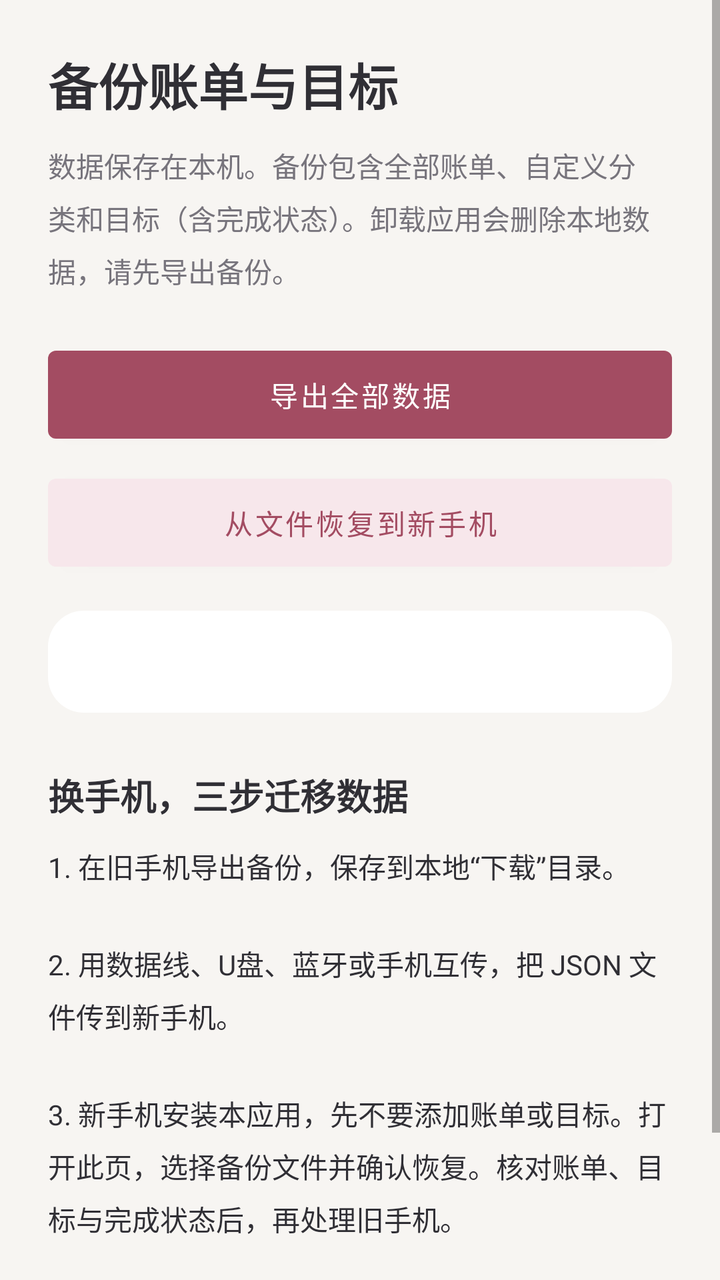
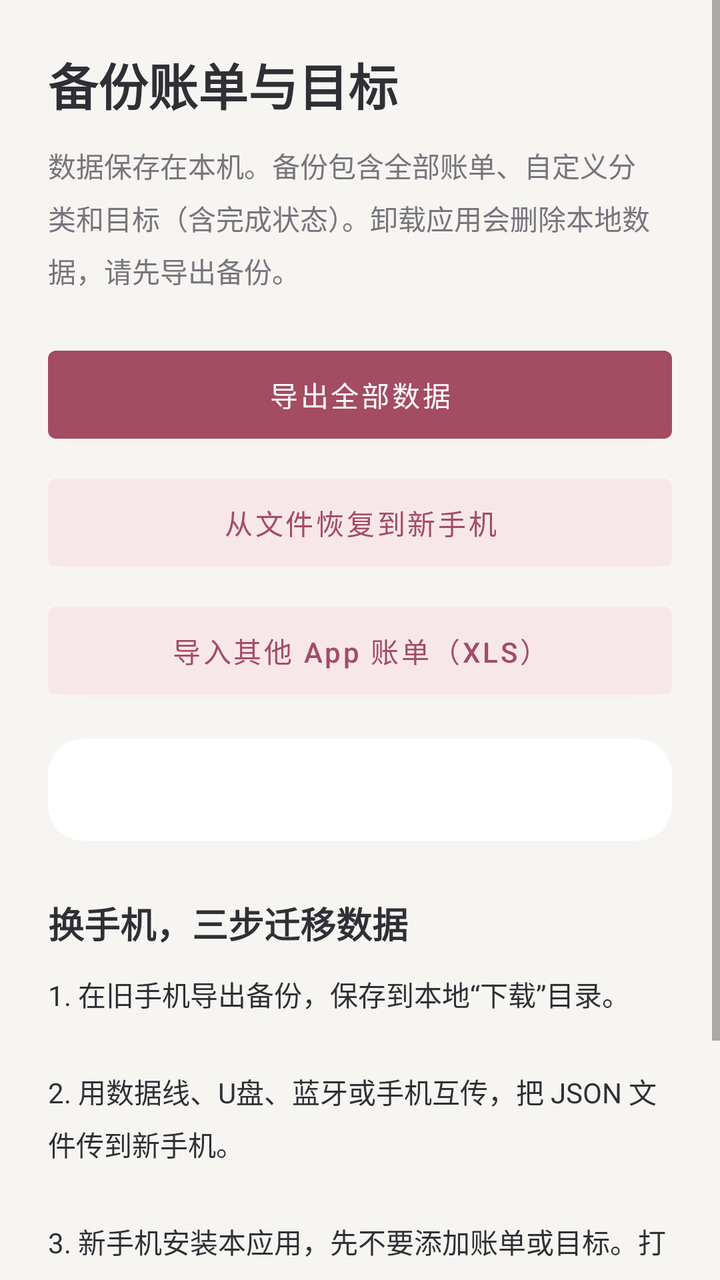

Two renders of the same Android screen: before a commit and after it. Below are the layout's source before the change and the commit's diff.
<!-- AndroidManifest.xml: application theme Theme.FutureRealization -->
<!-- res/layout/activity_backup.xml -->
<?xml version="1.0" encoding="utf-8"?>
<ScrollView xmlns:android="http://schemas.android.com/apk/res/android"
    xmlns:app="http://schemas.android.com/apk/res-auto"
    android:layout_width="match_parent" android:layout_height="match_parent" android:background="@color/ledger_background" android:fillViewport="true">
    <LinearLayout android:layout_width="match_parent" android:layout_height="wrap_content" android:orientation="vertical" android:padding="24dp">
        <TextView android:layout_width="match_parent" android:layout_height="wrap_content" android:text="备份账单与目标"
            android:textSize="25sp" android:textStyle="bold" android:textColor="@color/ledger_text" />
        <TextView android:layout_width="match_parent" android:layout_height="wrap_content" android:layout_marginTop="12dp"
            android:text="数据保存在本机。备份包含全部账单、自定义分类和目标（含完成状态）。卸载应用会删除本地数据，请先导出备份。"
            android:textSize="14sp" android:lineSpacingExtra="6dp" android:textColor="@color/ledger_muted" />
        <Button android:id="@+id/export_backup" android:layout_width="match_parent" android:layout_height="56dp"
            android:layout_marginTop="24dp" android:text="导出全部数据" android:textColor="@color/white" app:backgroundTint="@color/ledger_accent" />
        <Button android:id="@+id/import_backup" android:layout_width="match_parent" android:layout_height="56dp"
            android:layout_marginTop="8dp" android:text="从文件恢复到新手机" android:textColor="@color/ledger_accent" app:backgroundTint="@color/ledger_soft" />
        <TextView android:id="@+id/backup_status" android:layout_width="match_parent" android:layout_height="wrap_content"
            android:layout_marginTop="16dp" android:padding="16dp" android:background="@drawable/ledger_card"
            android:textSize="14sp" android:lineSpacingExtra="5dp" android:textColor="@color/ledger_text" android:textIsSelectable="true" />
        <TextView android:layout_width="match_parent" android:layout_height="wrap_content" android:layout_marginTop="28dp"
            android:text="换手机，三步迁移数据" android:textSize="18sp" android:textStyle="bold" android:textColor="@color/ledger_text" />
        <TextView android:layout_width="match_parent" android:layout_height="wrap_content" android:layout_marginTop="12dp"
            android:text="1. 在旧手机导出备份，保存到本地“下载”目录。\n\n2. 用数据线、U盘、蓝牙或手机互传，把 JSON 文件传到新手机。\n\n3. 新手机安装本应用，先不要添加账单或目标。打开此页，选择备份文件并确认恢复。核对账单、目标与完成状态后，再处理旧手机。"
            android:textSize="14sp" android:lineSpacingExtra="6dp" android:textColor="@color/ledger_text" />
        <TextView android:layout_width="match_parent" android:layout_height="wrap_content" android:layout_marginTop="20dp"
            android:text="备份是未加密的文件，请妥善保管。选择系统文件位置时可保存到本地，本应用不会主动上传。建议另外在电脑保留一份。"
            android:textSize="12sp" android:lineSpacingExtra="4dp" android:textColor="@color/ledger_muted" />
    </LinearLayout>
</ScrollView>
<!-- resources referenced by this layout -->
<resources>
  <color name="ledger_accent">#A34C62</color>
  <color name="ledger_background">#F7F5F2</color>
  <color name="ledger_muted">#77747C</color>
  <color name="ledger_soft">#F7E7EB</color>
  <color name="ledger_text">#302F35</color>
  <color name="white">#FFFFFFFF</color>
  <!-- drawable ledger_card (drawable) -->
  <?xml version="1.0" encoding="utf-8"?>
  <shape xmlns:android="http://schemas.android.com/apk/res/android" android:shape="rectangle">
      <solid android:color="@color/ledger_surface" />
      <corners android:radius="18dp" />
  </shape>
  <style name="Theme.FutureRealization" parent="Theme.MaterialComponents.DayNight.DarkActionBar">
          
          
          <item name="colorPrimaryVariant">@color/app_theme_color</item>
          <item name="colorOnPrimary">@color/white</item>
          
          <item name="colorSecondary">@color/teal_200</item>
          <item name="colorSecondaryVariant">@color/teal_700</item>
          <item name="colorOnSecondary">@color/black</item>
          
          <item name="android:statusBarColor" tools:targetApi="l">?attr/colorPrimaryVariant</item>
          
          <item name="textAllCaps">false</item>
          <item name="colorAccent">@color/app_theme_color</item>
          <item name="colorPrimary">@color/app_theme_color</item>
          <item name="colorPrimaryDark">@color/app_theme_color</item>
      </style>
  <color name="ledger_surface">#FFFFFF</color>
  <color name="app_theme_color">@color/ledger_accent</color>
  <color name="teal_200">#FF03DAC5</color>
  <color name="teal_700">#FF018786</color>
  <color name="black">#FF000000</color>
</resources>

<!-- the commit's change to res/layout/activity_backup.xml (unified diff, before → after) -->
@@ -12,6 +12,8 @@
             android:layout_marginTop="24dp" android:text="导出全部数据" android:textColor="@color/white" app:backgroundTint="@color/ledger_accent" />
         <Button android:id="@+id/import_backup" android:layout_width="match_parent" android:layout_height="56dp"
             android:layout_marginTop="8dp" android:text="从文件恢复到新手机" android:textColor="@color/ledger_accent" app:backgroundTint="@color/ledger_soft" />
+        <Button android:id="@+id/open_xls_import" android:layout_width="match_parent" android:layout_height="56dp"
+            android:layout_marginTop="8dp" android:text="导入其他 App 账单（XLS）" android:textColor="@color/ledger_accent" app:backgroundTint="@color/ledger_soft" />
         <TextView android:id="@+id/backup_status" android:layout_width="match_parent" android:layout_height="wrap_content"
             android:layout_marginTop="16dp" android:padding="16dp" android:background="@drawable/ledger_card"
             android:textSize="14sp" android:lineSpacingExtra="5dp" android:textColor="@color/ledger_text" android:textIsSelectable="true" />
